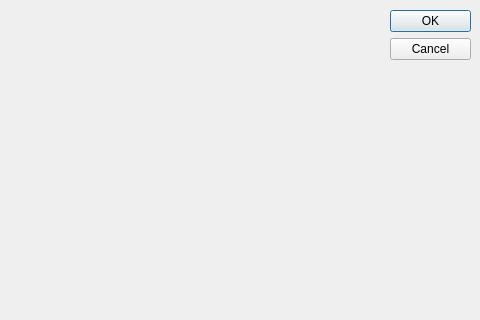
This is settings.ui in LeoAhlinder/Qt-CodeEditor as Qt 5 draws it before an edit; both pictures show x 0 to 480 and y 0 to 320 of the 480 by 640 pixel window. The edited form follows.
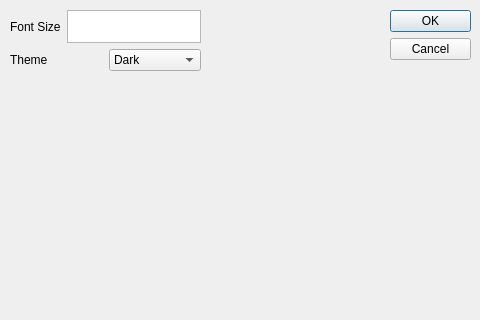
This is the edited form.

Commit message: Update settings window

Diff of the .ui file:
```diff
--- a/settings.ui
+++ b/settings.ui
@@ -29,6 +29,57 @@
     <set>QDialogButtonBox::StandardButton::Cancel|QDialogButtonBox::StandardButton::Ok</set>
    </property>
   </widget>
+  <widget class="QWidget" name="">
+   <property name="geometry">
+    <rect>
+     <x>10</x>
+     <y>10</y>
+     <width>191</width>
+     <height>61</height>
+    </rect>
+   </property>
+   <layout class="QVBoxLayout" name="settingsLayout">
+    <item>
+     <layout class="QHBoxLayout" name="fontsizeLayout">
+      <item>
+       <widget class="QLabel" name="fontsizeLabel">
+        <property name="text">
+         <string>Font Size</string>
+        </property>
+       </widget>
+      </item>
+      <item>
+       <widget class="QPlainTextEdit" name="fontSizeTextEdit"/>
+      </item>
+     </layout>
+    </item>
+    <item>
+     <layout class="QHBoxLayout" name="themeLayout">
+      <item>
+       <widget class="QLabel" name="themeLabel">
+        <property name="text">
+         <string>Theme</string>
+        </property>
+       </widget>
+      </item>
+      <item>
+       <widget class="QComboBox" name="themeCombobox">
+        <item>
+         <property name="text">
+          <string>Dark</string>
+         </property>
+        </item>
+        <item>
+         <property name="text">
+          <string>Light</string>
+         </property>
+        </item>
+       </widget>
+      </item>
+     </layout>
+    </item>
+   </layout>
+  </widget>
  </widget>
  <resources/>
  <connections>
```
Left out of the diff: 8 changed lines with no effect on the pictures. The commit also changes 5 other files.
